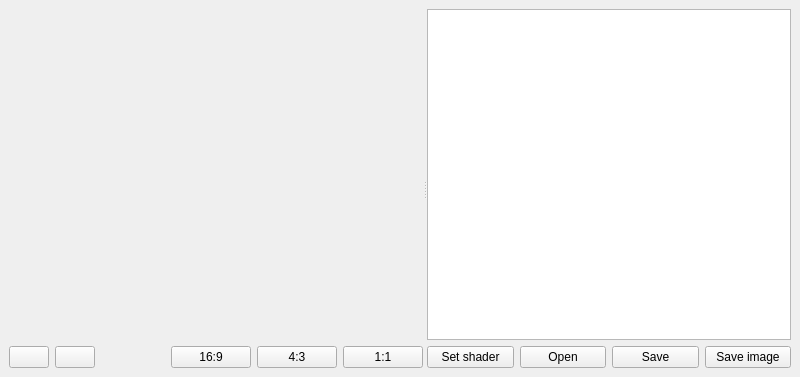
Old version of the form src/ShaderRunner/srMainWindow.ui in the repository utak3r/ShaderRunner.
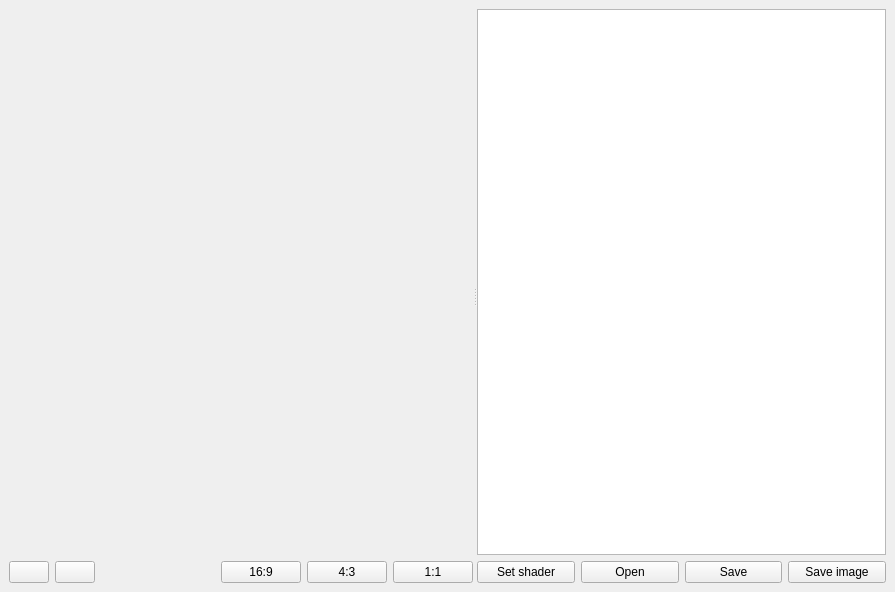
New version of the form. Icons and pictures are not drawn. Custom widgets are drawn as their Qt base class.

```diff
--- a/src/ShaderRunner/srMainWindow.ui
+++ b/src/ShaderRunner/srMainWindow.ui
@@ -6,8 +6,8 @@
    <rect>
     <x>0</x>
     <y>0</y>
-    <width>800</width>
-    <height>377</height>
+    <width>895</width>
+    <height>592</height>
    </rect>
   </property>
   <property name="windowTitle">
@@ -20,7 +20,7 @@
       <property name="orientation">
        <enum>Qt::Horizontal</enum>
       </property>
-      <widget class="QWidget" name="">
+      <widget class="QWidget" name="layoutWidget">
        <layout class="QVBoxLayout" name="verticalLayout_2">
         <item>
          <widget class="GLViewWidget" name="GLWidget" native="true">
@@ -98,9 +98,15 @@
        <layout class="QVBoxLayout" name="verticalLayout">
         <item>
          <widget class="QTextEdit" name="textEdit">
+          <property name="minimumSize">
+           <size>
+            <width>100</width>
+            <height>0</height>
+           </size>
+          </property>
           <property name="maximumSize">
            <size>
-            <width>600</width>
+            <width>16777215</width>
             <height>16777215</height>
            </size>
           </property>
```
Left out of the diff: 2 changed lines with no effect on the pictures.
